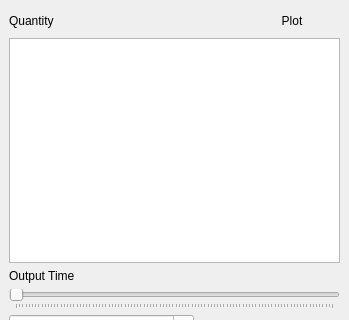
The window that crayfish/ui/crayfish_viewer_dock_widget.ui (lutraconsulting/qgis-crayfish-plugin) describes before a commit, drawn with Qt 5; both pictures show x 0 to 349 and y 0 to 320 of the 349 by 565 pixel window.
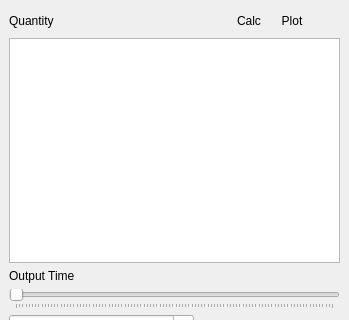
The same window after the commit. Custom widgets are drawn as their Qt base class.

Commit message: gui for mesh calculator

What changed in the file:
```diff
--- a/crayfish/ui/crayfish_viewer_dock_widget.ui
+++ b/crayfish/ui/crayfish_viewer_dock_widget.ui
@@ -24,6 +24,19 @@
         </property>
        </widget>
       </item>
+      <item>
+       <widget class="QToolButton" name="btnMeshCalculator">
+        <property name="text">
+         <string>Calc</string>
+        </property>
+        <property name="toolButtonStyle">
+         <enum>Qt::ToolButtonIconOnly</enum>
+        </property>
+        <property name="autoRaise">
+         <bool>true</bool>
+        </property>
+       </widget>
+      </item>
       <item>
        <widget class="QToolButton" name="btnPlot">
         <property name="text">
```
The commit also changes 5 other files.
